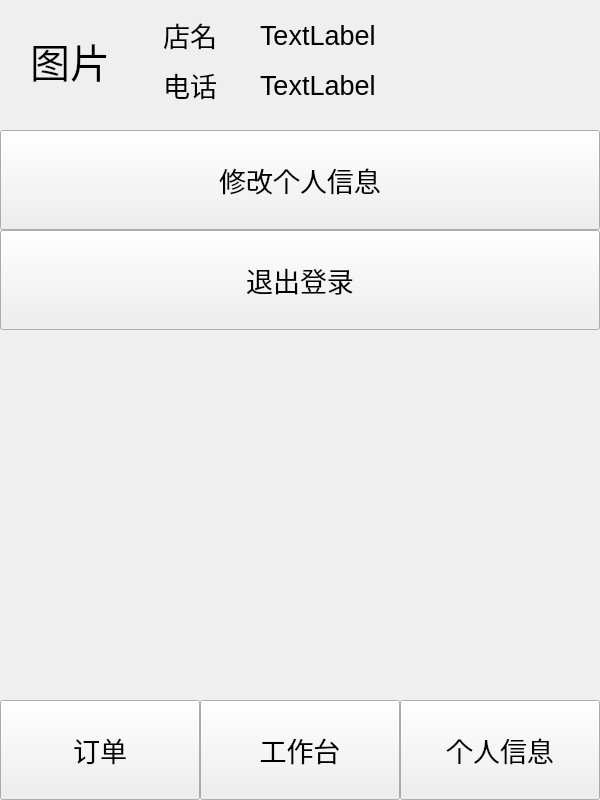
This is business/inform.ui in chichuxwx/Food-delivery-platform as Qt 5 draws it before an edit. The edited form follows.
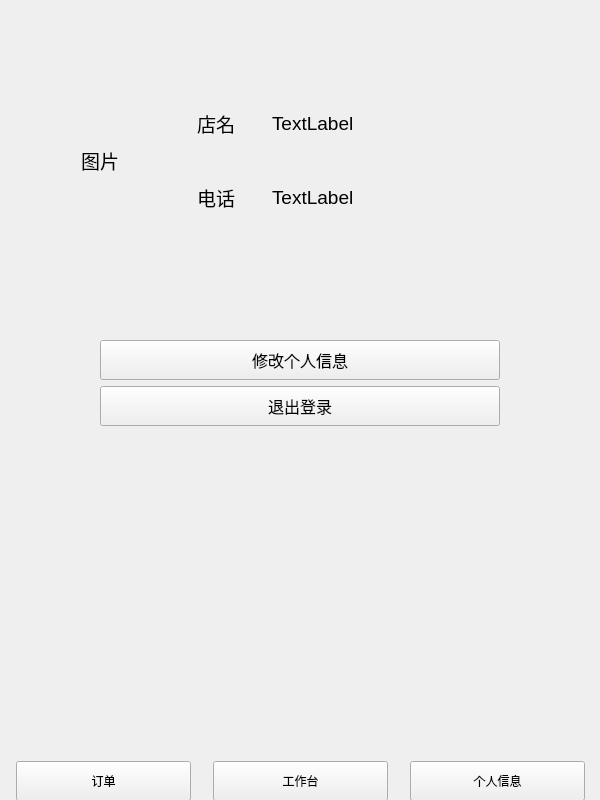
This is the edited form.

```diff
--- a/business/inform.ui
+++ b/business/inform.ui
@@ -25,15 +25,18 @@
   <property name="windowTitle">
    <string>Form</string>
   </property>
+  <widget class="QWidget" name="">
+   <property name="geometry">
+    <rect>
+     <x>40</x>
+     <y>80</y>
+     <width>501</width>
+     <height>161</height>
+    </rect>
+   </property>
+   <layout class="QGridLayout" name="gridLayout">
+    <item row="0" column="0" rowspan="2">
   <widget class="QLabel" name="label">
-   <property name="geometry">
-    <rect>
-     <x>10</x>
-     <y>10</y>
-     <width>120</width>
-     <height>100</height>
-    </rect>
-   </property>
    <property name="minimumSize">
     <size>
      <width>120</width>
@@ -48,7 +51,7 @@
    </property>
    <property name="font">
     <font>
-     <pointsize>30</pointsize>
+        <pointsize>14</pointsize>
     </font>
    </property>
    <property name="text">
@@ -58,15 +61,9 @@
     <set>Qt::AlignmentFlag::AlignCenter</set>
    </property>
   </widget>
+    </item>
+    <item row="0" column="1">
   <widget class="QLabel" name="label_2">
-   <property name="geometry">
-    <rect>
-     <x>140</x>
-     <y>10</y>
-     <width>100</width>
-     <height>50</height>
-    </rect>
-   </property>
    <property name="minimumSize">
     <size>
      <width>100</width>
@@ -81,7 +78,7 @@
    </property>
    <property name="font">
     <font>
-     <pointsize>20</pointsize>
+        <pointsize>14</pointsize>
     </font>
    </property>
    <property name="text">
@@ -91,15 +88,33 @@
     <set>Qt::AlignmentFlag::AlignCenter</set>
    </property>
   </widget>
+    </item>
+    <item row="0" column="2">
+     <widget class="QLabel" name="label_name">
+      <property name="minimumSize">
+       <size>
+        <width>200</width>
+        <height>50</height>
+       </size>
+      </property>
+      <property name="sizeIncrement">
+       <size>
+        <width>200</width>
+        <height>50</height>
+       </size>
+      </property>
+      <property name="font">
+       <font>
+        <pointsize>14</pointsize>
+       </font>
+      </property>
+      <property name="text">
+       <string>TextLabel</string>
+      </property>
+     </widget>
+    </item>
+    <item row="1" column="1">
   <widget class="QLabel" name="label_3">
-   <property name="geometry">
-    <rect>
-     <x>140</x>
-     <y>60</y>
-     <width>100</width>
-     <height>50</height>
-    </rect>
-   </property>
    <property name="minimumSize">
     <size>
      <width>100</width>
@@ -114,7 +129,7 @@
    </property>
    <property name="font">
     <font>
-     <pointsize>20</pointsize>
+        <pointsize>14</pointsize>
     </font>
    </property>
    <property name="text">
@@ -124,45 +139,9 @@
     <set>Qt::AlignmentFlag::AlignCenter</set>
    </property>
   </widget>
-  <widget class="QLabel" name="label_name">
-   <property name="geometry">
-    <rect>
-     <x>260</x>
-     <y>10</y>
-     <width>200</width>
-     <height>50</height>
-    </rect>
-   </property>
-   <property name="minimumSize">
-    <size>
-     <width>200</width>
-     <height>50</height>
-    </size>
-   </property>
-   <property name="sizeIncrement">
-    <size>
-     <width>200</width>
-     <height>50</height>
-    </size>
-   </property>
-   <property name="font">
-    <font>
-     <pointsize>20</pointsize>
-    </font>
-   </property>
-   <property name="text">
-    <string>TextLabel</string>
-   </property>
-  </widget>
+    </item>
+    <item row="1" column="2">
   <widget class="QLabel" name="label_phone">
-   <property name="geometry">
-    <rect>
-     <x>260</x>
-     <y>60</y>
-     <width>200</width>
-     <height>50</height>
-    </rect>
-   </property>
    <property name="minimumSize">
     <size>
      <width>200</width>
@@ -177,162 +156,159 @@
    </property>
    <property name="font">
     <font>
-     <pointsize>20</pointsize>
+        <pointsize>14</pointsize>
     </font>
    </property>
    <property name="text">
     <string>TextLabel</string>
    </property>
   </widget>
+    </item>
+   </layout>
+  </widget>
+  <widget class="QWidget" name="">
+   <property name="geometry">
+    <rect>
+     <x>0</x>
+     <y>340</y>
+     <width>601</width>
+     <height>86</height>
+    </rect>
+   </property>
+   <layout class="QVBoxLayout" name="verticalLayout">
+    <item alignment="Qt::AlignmentFlag::AlignHCenter">
   <widget class="QPushButton" name="pushButton">
-   <property name="geometry">
-    <rect>
-     <x>0</x>
-     <y>130</y>
-     <width>600</width>
-     <height>100</height>
-    </rect>
-   </property>
    <property name="minimumSize">
     <size>
-     <width>600</width>
-     <height>100</height>
+        <width>400</width>
+        <height>40</height>
     </size>
    </property>
    <property name="maximumSize">
     <size>
-     <width>600</width>
-     <height>100</height>
+        <width>400</width>
+        <height>40</height>
     </size>
    </property>
    <property name="font">
     <font>
-     <pointsize>20</pointsize>
+        <pointsize>12</pointsize>
     </font>
    </property>
    <property name="text">
     <string>修改个人信息</string>
    </property>
   </widget>
+    </item>
+    <item alignment="Qt::AlignmentFlag::AlignHCenter">
   <widget class="QPushButton" name="pushButton_2">
-   <property name="geometry">
-    <rect>
-     <x>0</x>
-     <y>230</y>
-     <width>600</width>
-     <height>100</height>
-    </rect>
-   </property>
    <property name="minimumSize">
     <size>
-     <width>600</width>
-     <height>100</height>
+        <width>400</width>
+        <height>40</height>
     </size>
    </property>
    <property name="maximumSize">
     <size>
-     <width>600</width>
-     <height>100</height>
+        <width>400</width>
+        <height>40</height>
     </size>
    </property>
    <property name="font">
     <font>
-     <pointsize>20</pointsize>
+        <pointsize>12</pointsize>
     </font>
    </property>
    <property name="text">
     <string>退出登录</string>
    </property>
   </widget>
+    </item>
+   </layout>
+  </widget>
+  <widget class="QWidget" name="">
+   <property name="geometry">
+    <rect>
+     <x>0</x>
+     <y>760</y>
+     <width>601</width>
+     <height>42</height>
+    </rect>
+   </property>
+   <layout class="QHBoxLayout" name="horizontalLayout">
+    <item>
   <widget class="QPushButton" name="pushButton_order">
-   <property name="geometry">
-    <rect>
-     <x>0</x>
-     <y>700</y>
-     <width>200</width>
-     <height>100</height>
-    </rect>
-   </property>
    <property name="minimumSize">
     <size>
-     <width>200</width>
-     <height>100</height>
+        <width>175</width>
+        <height>40</height>
     </size>
    </property>
    <property name="maximumSize">
     <size>
-     <width>200</width>
-     <height>30</height>
+        <width>175</width>
+        <height>40</height>
     </size>
    </property>
    <property name="font">
     <font>
-     <pointsize>20</pointsize>
+        <pointsize>9</pointsize>
     </font>
    </property>
    <property name="text">
     <string>订单</string>
    </property>
   </widget>
-  <widget class="QPushButton" name="pushButton_self_inform">
-   <property name="geometry">
-    <rect>
-     <x>400</x>
-     <y>700</y>
-     <width>200</width>
-     <height>100</height>
-    </rect>
-   </property>
-   <property name="minimumSize">
-    <size>
-     <width>200</width>
-     <height>100</height>
-    </size>
-   </property>
-   <property name="maximumSize">
-    <size>
-     <width>200</width>
-     <height>100</height>
-    </size>
-   </property>
-   <property name="font">
-    <font>
-     <pointsize>20</pointsize>
-    </font>
-   </property>
-   <property name="text">
-    <string>个人信息</string>
-   </property>
-  </widget>
+    </item>
+    <item>
   <widget class="QPushButton" name="pushButton_workbench">
-   <property name="geometry">
-    <rect>
-     <x>200</x>
-     <y>700</y>
-     <width>200</width>
-     <height>100</height>
-    </rect>
-   </property>
    <property name="minimumSize">
     <size>
-     <width>200</width>
-     <height>100</height>
+        <width>175</width>
+        <height>40</height>
     </size>
    </property>
    <property name="maximumSize">
     <size>
-     <width>200</width>
-     <height>100</height>
+        <width>175</width>
+        <height>40</height>
     </size>
    </property>
    <property name="font">
     <font>
-     <pointsize>20</pointsize>
+        <pointsize>9</pointsize>
     </font>
    </property>
    <property name="text">
     <string>工作台</string>
    </property>
+     </widget>
+    </item>
+    <item>
+     <widget class="QPushButton" name="pushButton_self_inform">
+      <property name="minimumSize">
+       <size>
+        <width>175</width>
+        <height>40</height>
+       </size>
+      </property>
+      <property name="maximumSize">
+       <size>
+        <width>175</width>
+        <height>40</height>
+       </size>
+      </property>
+      <property name="font">
+       <font>
+        <pointsize>9</pointsize>
+       </font>
+      </property>
+      <property name="text">
+       <string>个人信息</string>
+      </property>
+     </widget>
+    </item>
+   </layout>
   </widget>
  </widget>
  <resources/>
```
Lines whose indentation alone changed are shown as unchanged.
